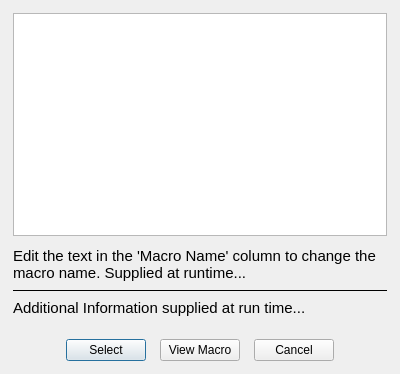
Before: the Qt Designer form forms/dialog_macro.ui in copperspice/diamond, drawn with Qt 5.
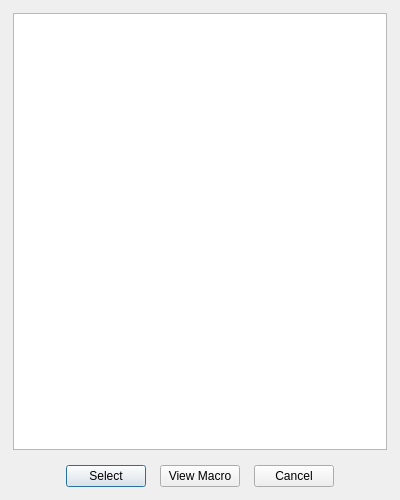
After: the same form once the commit is applied.

Commit message: Fix macros, split window, preset folders, users keys

What changed in the file:
```diff
--- a/forms/dialog_macro.ui
+++ b/forms/dialog_macro.ui
@@ -10,13 +10,13 @@
     <x>0</x>
     <y>0</y>
     <width>400</width>
-    <height>374</height>
+    <height>500</height>
    </rect>
   </property>
   <property name="minimumSize">
    <size>
     <width>400</width>
-    <height>0</height>
+    <height>500</height>
    </size>
   </property>
   <property name="windowTitle">
@@ -35,7 +35,7 @@
    <property name="rightMargin">
     <number>13</number>
    </property>
-   <item row="6" column="1" colspan="3">
+   <item row="2" column="1" colspan="2">
     <layout class="QHBoxLayout" name="horizontalLayout_101">
      <item>
       <spacer name="horizontalSpacer_100">
@@ -118,21 +118,8 @@
      </item>
     </layout>
    </item>
-   <item row="5" column="1">
-    <spacer name="verticalSpacer_3">
-     <property name="orientation">
-      <enum>Qt::Vertical</enum>
-     </property>
-     <property name="sizeType">
-      <enum>QSizePolicy::Fixed</enum>
-     </property>
-     <property name="sizeHint" stdset="0">
-      <size>
-       <width>20</width>
-       <height>15</height>
-      </size>
-     </property>
-    </spacer>
+   <item row="0" column="1" colspan="2">
+    <widget class="QTableView" name="tableView"/>
    </item>
    <item row="1" column="1">
     <spacer name="verticalSpacer">
@@ -145,78 +132,11 @@
      <property name="sizeHint" stdset="0">
       <size>
        <width>20</width>
-       <height>5</height>
+       <height>8</height>
       </size>
      </property>
     </spacer>
    </item>
-   <item row="0" column="1" colspan="3">
-    <widget class="QTableView" name="tableView"/>
-   </item>
-   <item row="3" column="1" colspan="3">
-    <widget class="QFrame" name="frame">
-     <property name="minimumSize">
-      <size>
-       <width>0</width>
-       <height>5</height>
-      </size>
-     </property>
-     <property name="frameShape">
-      <enum>QFrame::HLine</enum>
-     </property>
-     <property name="frameShadow">
-      <enum>QFrame::Plain</enum>
-     </property>
-    </widget>
-   </item>
-   <item row="4" column="1" colspan="3">
-    <widget class="QLabel" name="msg2">
-     <property name="minimumSize">
-      <size>
-       <width>0</width>
-       <height>0</height>
-      </size>
-     </property>
-     <property name="font">
-      <font>
-       <pointsize>11</pointsize>
-      </font>
-     </property>
-     <property name="text">
-      <string>Additional Information supplied at run time...</string>
-     </property>
-     <property name="wordWrap">
-      <bool>true</bool>
-     </property>
-    </widget>
-   </item>
-   <item row="2" column="1" colspan="3">
-    <widget class="QLabel" name="msg1">
-     <property name="minimumSize">
-      <size>
-       <width>0</width>
-       <height>0</height>
-      </size>
-     </property>
-     <property name="font">
-      <font>
-       <pointsize>11</pointsize>
-      </font>
-     </property>
-     <property name="lineWidth">
-      <number>1</number>
-     </property>
-     <property name="text">
-      <string>Edit the text in the 'Macro Name' column to change the macro name. Supplied at runtime...</string>
-     </property>
-     <property name="alignment">
-      <set>Qt::AlignLeading|Qt::AlignLeft|Qt::AlignTop</set>
-     </property>
-     <property name="wordWrap">
-      <bool>true</bool>
-     </property>
-    </widget>
-   </item>
   </layout>
  </widget>
  <resources/>
```
The commit also changes 27 other files.
